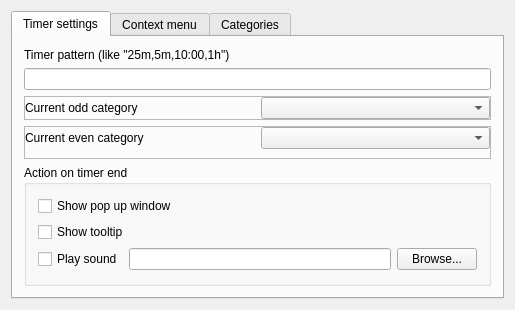
sergrt/timertrack, file TimerTrack/TimerTrack/SettingsWindow.ui: the form before one commit.
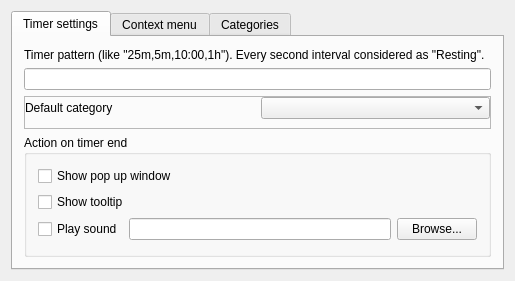
The form after the commit.

Commit message: Remove odd-even interval categories - instead introduce persistent resting and default categories.

```diff
--- a/TimerTrack/TimerTrack/SettingsWindow.ui
+++ b/TimerTrack/TimerTrack/SettingsWindow.ui
@@ -7,7 +7,7 @@
     <x>0</x>
     <y>0</y>
     <width>515</width>
-    <height>281</height>
+    <height>267</height>
    </rect>
   </property>
   <property name="windowTitle">
@@ -27,14 +27,14 @@
        <item row="0" column="0">
         <widget class="QLabel" name="label">
          <property name="text">
-          <string>Timer pattern (like &quot;25m,5m,10:00,1h&quot;)</string>
+          <string>Timer pattern (like &quot;25m,5m,10:00,1h&quot;). Every second interval considered as &quot;Resting&quot;.</string>
          </property>
         </widget>
        </item>
        <item row="1" column="0">
         <widget class="QLineEdit" name="timerPattern"/>
        </item>
-       <item row="4" column="0">
+       <item row="3" column="0">
         <widget class="QGroupBox" name="groupBox">
          <property name="title">
           <string>Action on timer end</string>
@@ -130,49 +130,15 @@
            <number>0</number>
           </property>
           <property name="bottomMargin">
-           <number>0</number>
-          </property>
-          <item row="0" column="2">
-           <widget class="QComboBox" name="defaultOddCategoryId"/>
-          </item>
-          <item row="0" column="1">
-           <widget class="QLabel" name="label_2">
-            <property name="text">
-             <string>Current odd category</string>
-            </property>
-           </widget>
-          </item>
-         </layout>
-        </widget>
-       </item>
-       <item row="3" column="0">
-        <widget class="QFrame" name="frame_4">
-         <property name="frameShape">
-          <enum>QFrame::StyledPanel</enum>
-         </property>
-         <property name="frameShadow">
-          <enum>QFrame::Raised</enum>
-         </property>
-         <layout class="QGridLayout" name="gridLayout_12">
-          <property name="leftMargin">
-           <number>0</number>
-          </property>
-          <property name="topMargin">
-           <number>0</number>
-          </property>
-          <property name="rightMargin">
-           <number>0</number>
-          </property>
-          <property name="bottomMargin">
            <number>9</number>
           </property>
           <item row="0" column="2">
-           <widget class="QComboBox" name="defaultEvenCategoryId"/>
+           <widget class="QComboBox" name="defaultCategoryId"/>
           </item>
           <item row="0" column="1">
-           <widget class="QLabel" name="label_6">
+           <widget class="QLabel" name="label_2">
             <property name="text">
-             <string>Current even category</string>
+             <string>Default category</string>
             </property>
            </widget>
           </item>
```
Left out of the diff: 2 changed lines with no effect on the pictures. The commit also changes 9 other files.
